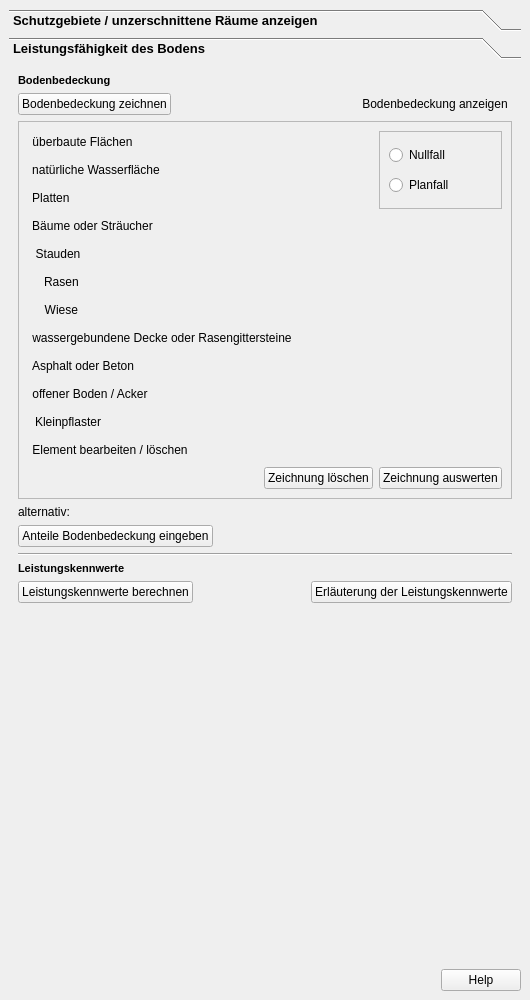
The window that projektcheck/pctools/ui/ProjektCheck_dockwidget_analysis_04-Oeko.ui (projektcheck/ProjektCheck-QGIS) describes before a commit, drawn with Qt 5.
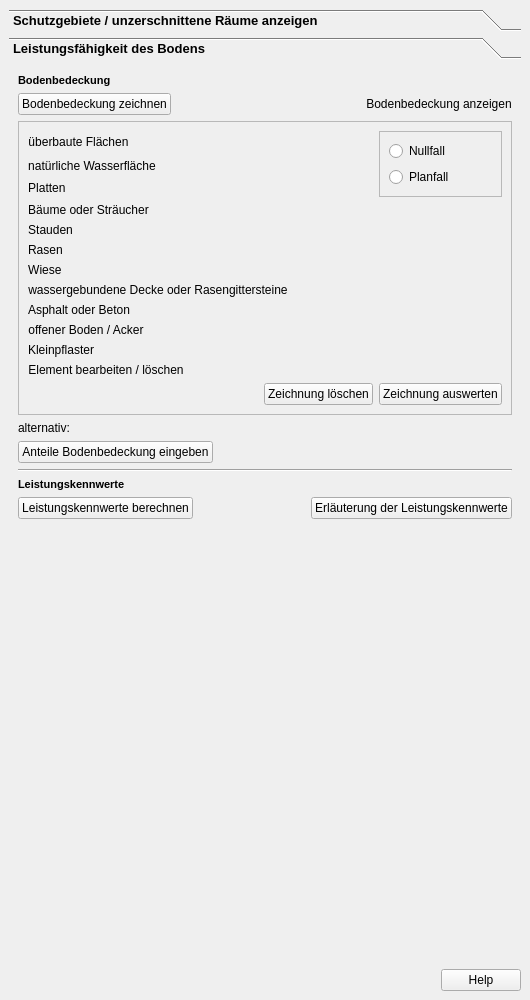
The same window after the commit. The open tabs and pages were chosen to show the change. Icons and pictures are not drawn.

The edit to the form file:
```diff
--- a/projektcheck/pctools/ui/ProjektCheck_dockwidget_analysis_04-Oeko.ui
+++ b/projektcheck/pctools/ui/ProjektCheck_dockwidget_analysis_04-Oeko.ui
@@ -19,7 +19,10 @@
 	font: bold italic 8pt ;
     color: black;
 }
-</string>
+QPushButton::flat{
+background-color: none;
+border: 0;
+}</string>
   </property>
   <property name="windowTitle">
    <string>Projekt-Check Analyse-Tools // Ökologie</string>
```
Left out of the diff: 53 changed lines with no effect on the pictures.
